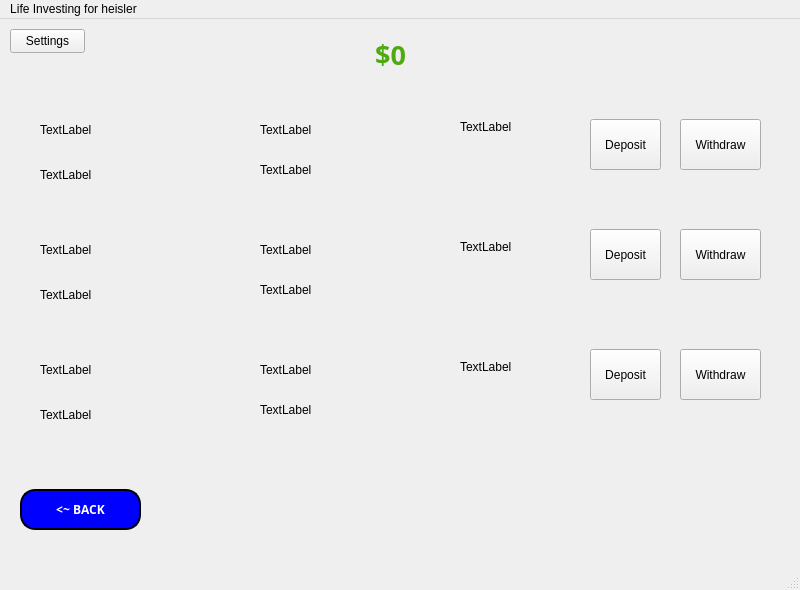
Above: mainwindow.ui from NandhiniRam2005/CS3505-Group-Assignment9-LifeInvestor before the change. Below: the same form after it.
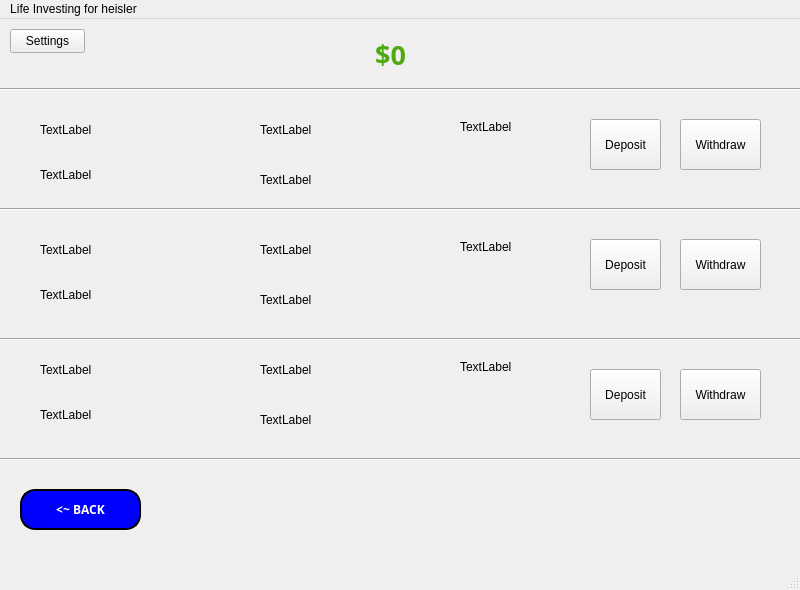
That is the form after the change. Icons and pictures are not drawn.

Commit message: cd lines

What changed in the file:
```diff
--- a/mainwindow.ui
+++ b/mainwindow.ui
@@ -2031,7 +2031,7 @@
       <property name="geometry">
        <rect>
         <x>260</x>
-        <y>130</y>
+        <y>140</y>
         <width>111</width>
         <height>41</height>
        </rect>
@@ -2122,7 +2122,7 @@
       <property name="geometry">
        <rect>
         <x>260</x>
-        <y>250</y>
+        <y>260</y>
         <width>111</width>
         <height>41</height>
        </rect>
@@ -2148,7 +2148,7 @@
       <property name="geometry">
        <rect>
         <x>590</x>
-        <y>210</y>
+        <y>220</y>
         <width>71</width>
         <height>51</height>
        </rect>
@@ -2161,7 +2161,7 @@
       <property name="geometry">
        <rect>
         <x>680</x>
-        <y>210</y>
+        <y>220</y>
         <width>81</width>
         <height>51</height>
        </rect>
@@ -2213,7 +2213,7 @@
       <property name="geometry">
        <rect>
         <x>260</x>
-        <y>370</y>
+        <y>380</y>
         <width>111</width>
         <height>41</height>
        </rect>
@@ -2239,7 +2239,7 @@
       <property name="geometry">
        <rect>
         <x>590</x>
-        <y>330</y>
+        <y>350</y>
         <width>71</width>
         <height>51</height>
        </rect>
@@ -2252,7 +2252,7 @@
       <property name="geometry">
        <rect>
         <x>680</x>
-        <y>330</y>
+        <y>350</y>
         <width>81</width>
         <height>51</height>
        </rect>
@@ -2261,6 +2261,58 @@
        <string>Withdraw</string>
       </property>
      </widget>
+     <widget class="Line" name="line_10">
+      <property name="geometry">
+       <rect>
+        <x>0</x>
+        <y>180</y>
+        <width>801</width>
+        <height>20</height>
+       </rect>
+      </property>
+      <property name="orientation">
+       <enum>Qt::Orientation::Horizontal</enum>
+      </property>
+     </widget>
+     <widget class="Line" name="line_11">
+      <property name="geometry">
+       <rect>
+        <x>0</x>
+        <y>310</y>
+        <width>801</width>
+        <height>20</height>
+       </rect>
+      </property>
+      <property name="orientation">
+       <enum>Qt::Orientation::Horizontal</enum>
+      </property>
+     </widget>
+     <widget class="Line" name="line_12">
+      <property name="geometry">
+       <rect>
+        <x>0</x>
+        <y>60</y>
+        <width>801</width>
+        <height>20</height>
+       </rect>
+      </property>
+      <property name="orientation">
+       <enum>Qt::Orientation::Horizontal</enum>
+      </property>
+     </widget>
+     <widget class="Line" name="line_13">
+      <property name="geometry">
+       <rect>
+        <x>0</x>
+        <y>430</y>
+        <width>801</width>
+        <height>20</height>
+       </rect>
+      </property>
+      <property name="orientation">
+       <enum>Qt::Orientation::Horizontal</enum>
+      </property>
+     </widget>
     </widget>
     <widget class="QWidget" name="Bank">
      <widget class="QLabel" name="checingAccountLabel">
```
